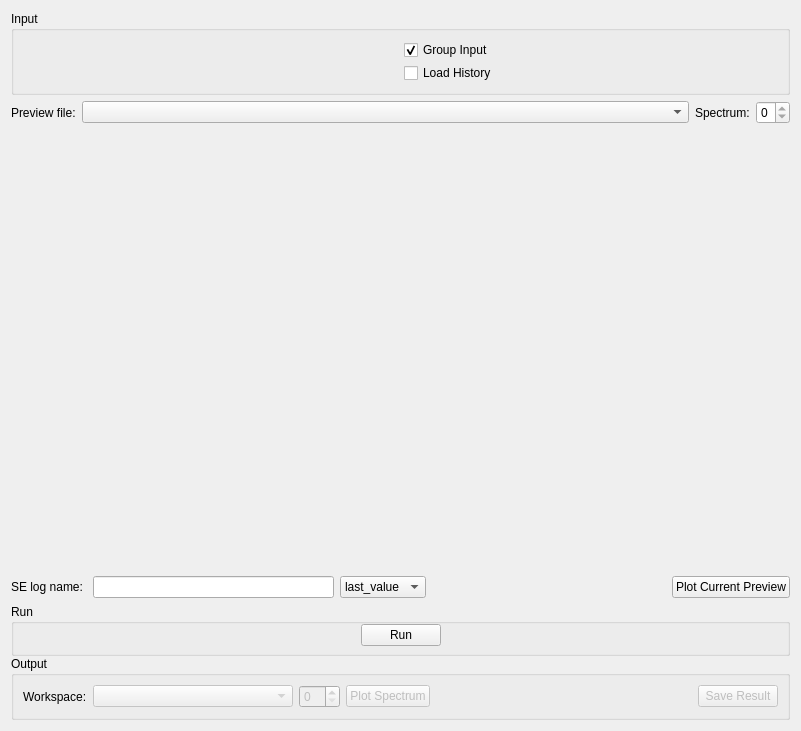
mantidproject/mantid, file qt/scientific_interfaces/Indirect/Elwin.ui: the form before one commit.
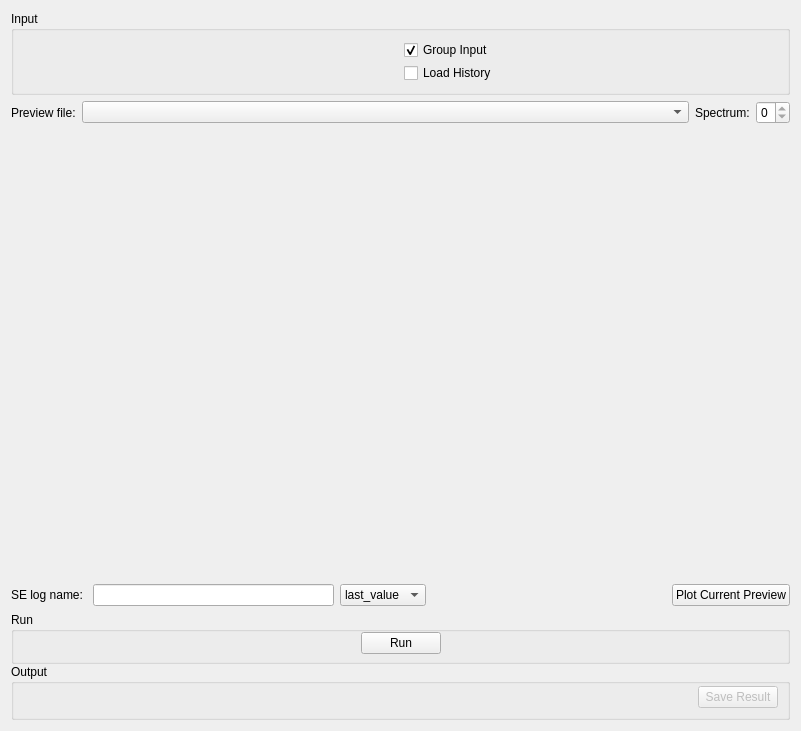
The form after the commit. Custom widgets are drawn as their Qt base class.

Commit message: Refs #26511. Replace plotting widgets on Elwin and Iqt

Patch:
```diff
--- a/qt/scientific_interfaces/Indirect/Elwin.ui
+++ b/qt/scientific_interfaces/Indirect/Elwin.ui
@@ -292,49 +292,24 @@
       </item>
       <item>
        <widget class="QGroupBox" name="gbOutput">
+        <property name="minimumSize">
+         <size>
+          <width>0</width>
+          <height>56</height>
+         </size>
+        </property>
         <property name="title">
          <string>Output</string>
         </property>
         <layout class="QHBoxLayout" name="horizontalLayout_5">
+         <property name="topMargin">
+          <number>0</number>
+         </property>
+         <property name="bottomMargin">
+          <number>7</number>
+         </property>
          <item>
-          <widget class="QLabel" name="label">
-           <property name="text">
-            <string>Workspace:</string>
-           </property>
-          </widget>
-         </item>
-         <item>
-          <widget class="QComboBox" name="cbPlotWorkspace">
-           <property name="enabled">
-            <bool>false</bool>
-           </property>
-           <property name="minimumSize">
-            <size>
-             <width>200</width>
-             <height>0</height>
-            </size>
-           </property>
-           <property name="sizeAdjustPolicy">
-            <enum>QComboBox::AdjustToContents</enum>
-           </property>
-          </widget>
-         </item>
-         <item>
-          <widget class="QSpinBox" name="spPlotSpectrum">
-           <property name="enabled">
-            <bool>false</bool>
-           </property>
-          </widget>
-         </item>
-         <item>
-          <widget class="QPushButton" name="pbPlot">
-           <property name="enabled">
-            <bool>false</bool>
-           </property>
-           <property name="text">
-            <string>Plot Spectrum</string>
-           </property>
-          </widget>
+          <widget class="MantidQt::CustomInterfaces::IndirectPlotOptionsView" name="ipoPlotOptions" native="true"/>
          </item>
          <item>
           <spacer name="horizontalSpacer_1">
@@ -368,17 +343,23 @@
   </layout>
  </widget>
  <customwidgets>
-  <customwidget>
-   <class>MantidQt::MantidWidgets::PreviewPlot</class>
-   <extends>QWidget</extends>
-   <header>MantidQtWidgets/Plotting/PreviewPlot.h</header>
-   <container>1</container>
-  </customwidget>
   <customwidget>
    <class>MantidQt::API::MWRunFiles</class>
    <extends>QWidget</extends>
    <header>MantidQtWidgets/Common/MWRunFiles.h</header>
   </customwidget>
+  <customwidget>
+   <class>MantidQt::CustomInterfaces::IndirectPlotOptionsView</class>
+   <extends>QWidget</extends>
+   <header>IndirectPlotOptionsView.h</header>
+   <container>1</container>
+  </customwidget>
+  <customwidget>
+   <class>MantidQt::MantidWidgets::PreviewPlot</class>
+   <extends>QWidget</extends>
+   <header>MantidQtWidgets/Plotting/PreviewPlot.h</header>
+   <container>1</container>
+  </customwidget>
  </customwidgets>
  <resources/>
  <connections/>
```
The commit also changes 7 other files.
